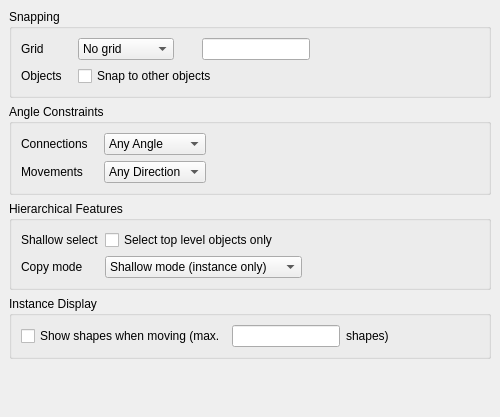
Above: src/edt/edt/EditorOptionsGeneric.ui from KLayout/klayout before the change. Below: the same form after it.
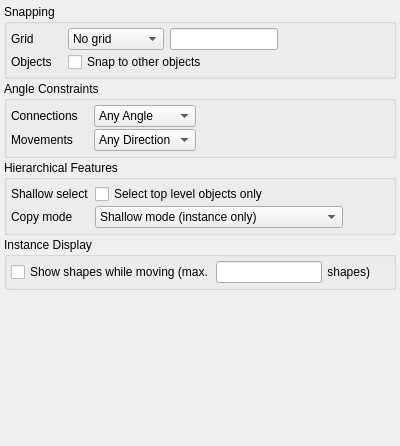
That is the form after the change.

Patch:
```diff
--- a/src/edt/edt/EditorOptionsGeneric.ui
+++ b/src/edt/edt/EditorOptionsGeneric.ui
@@ -6,10 +6,16 @@
    <rect>
     <x>0</x>
     <y>0</y>
-    <width>500</width>
-    <height>417</height>
+    <width>400</width>
+    <height>446</height>
    </rect>
   </property>
+  <property name="sizePolicy">
+   <sizepolicy hsizetype="Ignored" vsizetype="Ignored">
+    <horstretch>0</horstretch>
+    <verstretch>0</verstretch>
+   </sizepolicy>
+  </property>
   <property name="windowTitle">
    <string>Form</string>
   </property>
@@ -18,80 +24,77 @@
     <number>6</number>
    </property>
    <property name="leftMargin">
-    <number>9</number>
+    <number>0</number>
    </property>
    <property name="topMargin">
-    <number>9</number>
+    <number>0</number>
    </property>
    <property name="rightMargin">
-    <number>9</number>
+    <number>0</number>
    </property>
    <property name="bottomMargin">
-    <number>9</number>
+    <number>0</number>
+   </property>
+   <item>
+    <widget class="QScrollArea" name="scrollArea">
+     <property name="frameShape">
+      <enum>QFrame::NoFrame</enum>
+     </property>
+     <property name="frameShadow">
+      <enum>QFrame::Plain</enum>
+     </property>
+     <property name="widgetResizable">
+      <bool>true</bool>
+     </property>
+     <widget class="QWidget" name="scrollAreaWidgetContents">
+      <property name="geometry">
+       <rect>
+        <x>0</x>
+        <y>0</y>
+        <width>400</width>
+        <height>446</height>
+       </rect>
+      </property>
+      <layout class="QVBoxLayout" name="verticalLayout">
+       <property name="spacing">
+        <number>2</number>
+       </property>
+       <property name="leftMargin">
+        <number>4</number>
+       </property>
+       <property name="topMargin">
+        <number>4</number>
+       </property>
+       <property name="rightMargin">
+        <number>4</number>
+       </property>
+       <property name="bottomMargin">
+        <number>4</number>
    </property>
    <item>
     <widget class="QGroupBox" name="groupBox">
      <property name="title">
       <string>Snapping</string>
      </property>
-     <layout class="QGridLayout">
+         <layout class="QGridLayout" name="_5">
       <property name="leftMargin">
-       <number>9</number>
+           <number>4</number>
       </property>
       <property name="topMargin">
-       <number>9</number>
+           <number>4</number>
       </property>
       <property name="rightMargin">
-       <number>9</number>
+           <number>4</number>
       </property>
       <property name="bottomMargin">
-       <number>9</number>
-      </property>
-      <property name="spacing">
+           <number>4</number>
+          </property>
+          <property name="horizontalSpacing">
        <number>6</number>
       </property>
-      <item row="0" column="4">
-       <spacer>
-        <property name="orientation">
-         <enum>Qt::Horizontal</enum>
-        </property>
-        <property name="sizeHint" stdset="0">
-         <size>
-          <width>148</width>
-          <height>16</height>
-         </size>
-        </property>
-       </spacer>
-      </item>
-      <item row="0" column="2">
-       <spacer>
-        <property name="orientation">
-         <enum>Qt::Horizontal</enum>
-        </property>
-        <property name="sizeType">
-         <enum>QSizePolicy::Fixed</enum>
-        </property>
-        <property name="sizeHint" stdset="0">
-         <size>
-          <width>16</width>
-          <height>20</height>
-         </size>
-        </property>
-       </spacer>
-      </item>
-      <item row="0" column="3">
-       <widget class="QLineEdit" name="edit_grid_le">
-        <property name="sizePolicy">
-         <sizepolicy hsizetype="Fixed" vsizetype="Fixed">
-          <horstretch>0</horstretch>
-          <verstretch>0</verstretch>
-         </sizepolicy>
-        </property>
-        <property name="toolTip">
-         <string>Enter the grid in micron. Can be anisotropic (&quot;gx,gy&quot;)</string>
-        </property>
-       </widget>
-      </item>
+          <property name="verticalSpacing">
+           <number>2</number>
+          </property>
       <item row="0" column="0">
        <widget class="QLabel" name="label_5">
         <property name="text">
@@ -99,15 +102,17 @@
         </property>
        </widget>
       </item>
-      <item row="1" column="0">
-       <widget class="QLabel" name="label_6">
-        <property name="text">
-         <string>Objects   </string>
-        </property>
-       </widget>
-      </item>
       <item row="0" column="1">
        <widget class="QComboBox" name="grid_cb">
+            <property name="sizePolicy">
+             <sizepolicy hsizetype="Preferred" vsizetype="Fixed">
+              <horstretch>1</horstretch>
+              <verstretch>0</verstretch>
+             </sizepolicy>
+            </property>
+            <property name="sizeAdjustPolicy">
+             <enum>QComboBox::AdjustToContents</enum>
+            </property>
         <item>
          <property name="text">
           <string>No grid</string>
@@ -125,13 +130,46 @@
         </item>
        </widget>
       </item>
-      <item row="1" column="1" colspan="4">
+          <item row="1" column="1" colspan="3">
        <widget class="QCheckBox" name="snap_objects_cbx">
         <property name="text">
          <string>Snap to other objects</string>
         </property>
        </widget>
       </item>
+          <item row="1" column="0">
+           <widget class="QLabel" name="label_6">
+            <property name="text">
+             <string>Objects   </string>
+            </property>
+           </widget>
+          </item>
+          <item row="0" column="3">
+           <spacer>
+            <property name="orientation">
+             <enum>Qt::Horizontal</enum>
+            </property>
+            <property name="sizeHint" stdset="0">
+             <size>
+              <width>148</width>
+              <height>16</height>
+             </size>
+            </property>
+           </spacer>
+          </item>
+          <item row="0" column="2">
+           <widget class="QLineEdit" name="edit_grid_le">
+            <property name="sizePolicy">
+             <sizepolicy hsizetype="Fixed" vsizetype="Fixed">
+              <horstretch>0</horstretch>
+              <verstretch>0</verstretch>
+             </sizepolicy>
+            </property>
+            <property name="toolTip">
+             <string>Enter the grid in micron. Can be anisotropic (&quot;gx,gy&quot;)</string>
+            </property>
+           </widget>
+          </item>
      </layout>
     </widget>
    </item>
@@ -140,22 +178,25 @@
      <property name="title">
       <string>Angle Constraints</string>
      </property>
-     <layout class="QGridLayout">
+         <layout class="QGridLayout" name="_2">
       <property name="leftMargin">
-       <number>9</number>
+           <number>4</number>
       </property>
       <property name="topMargin">
-       <number>9</number>
+           <number>4</number>
       </property>
       <property name="rightMargin">
-       <number>9</number>
+           <number>4</number>
       </property>
       <property name="bottomMargin">
-       <number>9</number>
-      </property>
-      <property name="spacing">
+           <number>4</number>
+          </property>
+          <property name="horizontalSpacing">
        <number>6</number>
       </property>
+          <property name="verticalSpacing">
+           <number>2</number>
+          </property>
       <item row="1" column="0">
        <widget class="QLabel" name="label_3">
         <property name="text">
@@ -172,6 +213,15 @@
       </item>
       <item row="0" column="1">
        <widget class="QComboBox" name="conn_angle_cb">
+            <property name="sizePolicy">
+             <sizepolicy hsizetype="Preferred" vsizetype="Fixed">
+              <horstretch>1</horstretch>
+              <verstretch>0</verstretch>
+             </sizepolicy>
+            </property>
+            <property name="sizeAdjustPolicy">
+             <enum>QComboBox::AdjustToContents</enum>
+            </property>
         <item>
          <property name="text">
           <string>Any Angle</string>
@@ -191,6 +241,15 @@
       </item>
       <item row="1" column="1">
        <widget class="QComboBox" name="move_angle_cb">
+            <property name="sizePolicy">
+             <sizepolicy hsizetype="Preferred" vsizetype="Fixed">
+              <horstretch>1</horstretch>
+              <verstretch>0</verstretch>
+             </sizepolicy>
+            </property>
+            <property name="sizeAdjustPolicy">
+             <enum>QComboBox::AdjustToContents</enum>
+            </property>
         <item>
          <property name="text">
           <string>Any Direction</string>
@@ -216,7 +275,7 @@
         <property name="sizeHint" stdset="0">
          <size>
           <width>257</width>
-          <height>41</height>
+              <height>10</height>
          </size>
         </property>
        </spacer>
@@ -229,22 +288,25 @@
      <property name="title">
       <string>Hierarchical Features</string>
      </property>
-     <layout class="QGridLayout">
+         <layout class="QGridLayout" name="_3">
       <property name="leftMargin">
-       <number>9</number>
+           <number>4</number>
       </property>
       <property name="topMargin">
-       <number>9</number>
+           <number>4</number>
       </property>
       <property name="rightMargin">
-       <number>9</number>
+           <number>4</number>
       </property>
       <property name="bottomMargin">
-       <number>9</number>
-      </property>
-      <property name="spacing">
+           <number>4</number>
+          </property>
+          <property name="horizontalSpacing">
        <number>6</number>
       </property>
+          <property name="verticalSpacing">
+           <number>2</number>
+          </property>
       <item row="1" column="0">
        <widget class="QLabel" name="label">
         <property name="text">
@@ -263,12 +325,12 @@
        <widget class="QComboBox" name="hier_copy_mode_cbx">
         <property name="sizePolicy">
          <sizepolicy hsizetype="Preferred" vsizetype="Fixed">
-          <horstretch>0</horstretch>
+              <horstretch>1</horstretch>
           <verstretch>0</verstretch>
          </sizepolicy>
         </property>
         <property name="sizeAdjustPolicy">
-         <enum>QComboBox::AdjustToContentsOnFirstShow</enum>
+             <enum>QComboBox::AdjustToContents</enum>
         </property>
         <item>
          <property name="text">
@@ -321,26 +383,26 @@
      <property name="title">
       <string>Instance Display</string>
      </property>
-     <layout class="QHBoxLayout">
+         <layout class="QHBoxLayout" name="_4">
       <property name="spacing">
-       <number>6</number>
+           <number>2</number>
       </property>
       <property name="leftMargin">
-       <number>9</number>
+           <number>4</number>
       </property>
       <property name="topMargin">
-       <number>9</number>
+           <number>4</number>
       </property>
       <property name="rightMargin">
-       <number>9</number>
+           <number>4</number>
       </property>
       <property name="bottomMargin">
-       <number>9</number>
+           <number>4</number>
       </property>
       <item>
        <widget class="QCheckBox" name="show_shapes_cbx">
         <property name="text">
-         <string>Show shapes when moving (max.</string>
+             <string>Show shapes while moving (max.</string>
         </property>
        </widget>
       </item>
@@ -357,7 +419,7 @@
       <item>
        <widget class="QLabel" name="label_13">
         <property name="text">
-         <string>shapes)</string>
+             <string> shapes)</string>
         </property>
        </widget>
       </item>
@@ -378,30 +440,24 @@
     </widget>
    </item>
    <item>
-    <spacer>
+        <spacer name="spacer">
      <property name="orientation">
       <enum>Qt::Vertical</enum>
      </property>
      <property name="sizeHint" stdset="0">
       <size>
        <width>121</width>
-       <height>51</height>
+           <height>70</height>
       </size>
      </property>
     </spacer>
    </item>
   </layout>
  </widget>
- <tabstops>
-  <tabstop>grid_cb</tabstop>
-  <tabstop>edit_grid_le</tabstop>
-  <tabstop>snap_objects_cbx</tabstop>
-  <tabstop>conn_angle_cb</tabstop>
-  <tabstop>move_angle_cb</tabstop>
-  <tabstop>hier_sel_cbx</tabstop>
-  <tabstop>show_shapes_cbx</tabstop>
-  <tabstop>max_shapes_le</tabstop>
- </tabstops>
+    </widget>
+   </item>
+  </layout>
+ </widget>
  <resources/>
  <connections/>
 </ui>
```
Lines whose indentation alone changed are shown as unchanged.
